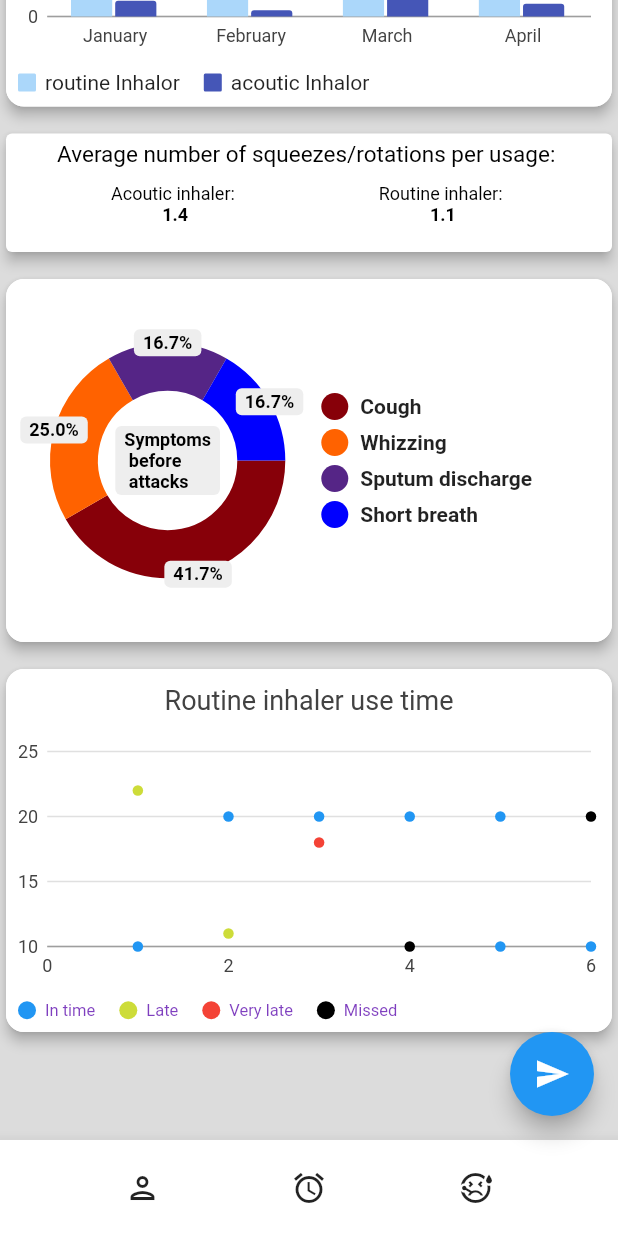
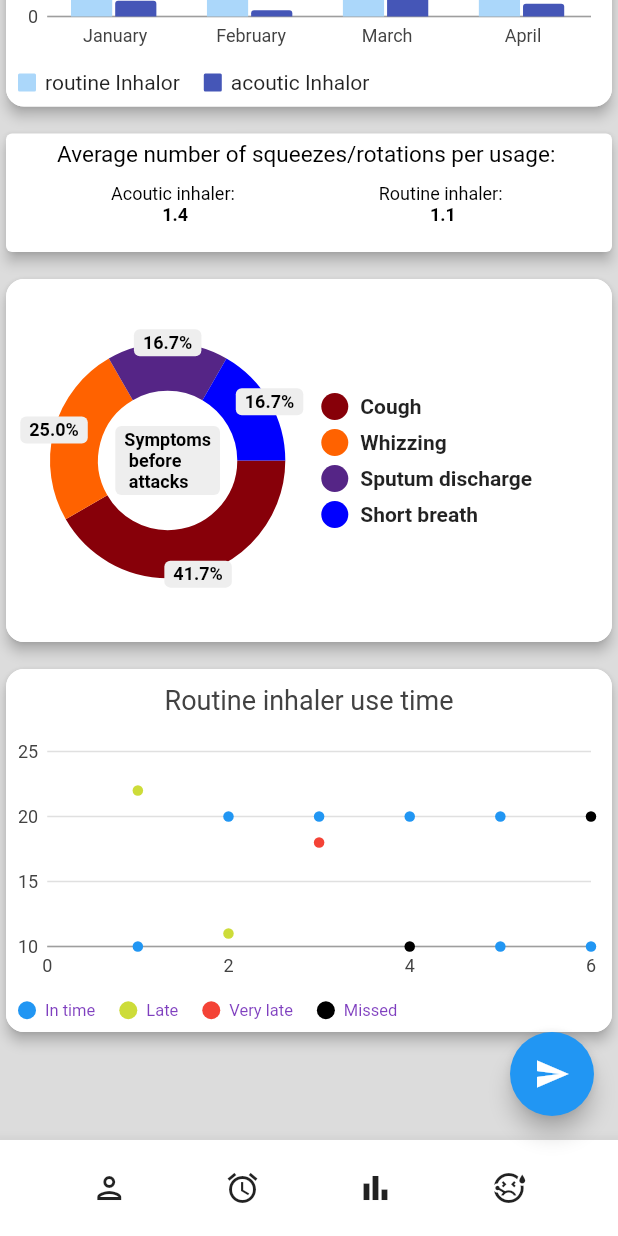
Before and after one commit to hannak24/RespiTrack, a Flutter app: the screen it shows after launch, scrolled down 400 dp, on a phone screen of 412 x 824 dp. Run offline on Flutter 3.47's test engine with Material 2 defaults, Android fonts, the phone set to English and light mode, and no system bars; drawn by our look-alikes of pie_chart; our stand-ins replace charts_flutter; network calls fail; Roboto replaces fonts that are missing (Georgia).

Commit message:
adding chart bar icon

```diff
--- a/lib/main.dart
+++ b/lib/main.dart
@@ -32,6 +32,10 @@ class SliverAppBarExample extends StatefulWidget {
 class _SliverAppBarExampleState extends State<SliverAppBarExample> {
   static const IconData alarm = IconData(0xe072, fontFamily: 'MaterialIcons');
   static const IconData create = IconData(0xe19d, fontFamily: 'MaterialIcons');
+  static const _kFontFam = 'MyFlutterApp';
+  static const String? _kFontPkg = null;
+  static const IconData graph = IconData(0xf35a, fontFamily: _kFontFam, fontPackage: _kFontPkg);
+  static const IconData bar_chart = IconData(0xe0cc, fontFamily: 'MaterialIcons');
 
   // pie chart data:
   final dataMap = <String, double>{
@@ -755,6 +759,16 @@ class _SliverAppBarExampleState extends State<SliverAppBarExample> {
                 mainAxisSize: MainAxisSize.min,
                 children: <Widget>[
                   IconButton(
+                    icon: const Icon(_SliverAppBarExampleState.bar_chart),
+                    onPressed: () {_pushSetMedicineAlarm();},
+                    tooltip: "Medicines statistics",
+                  ),
+                ],
+              ),
+              Row(
+                mainAxisSize: MainAxisSize.min,
+                children: <Widget>[
+                  IconButton(
                     icon: const Icon(Icons.sick_outlined),
                     onPressed: () {},
                     tooltip: "add symptom entry",
--- a/pubspec.yaml
+++ b/pubspec.yaml
@@ -22,6 +22,8 @@ version: 1.0.0+1
 
 environment:
   sdk: '>=2.18.2 <3.0.0'
+  #sdk:  '>=2.12.0 <3.0.0'
+
 
 # Dependencies specify other packages that your package needs in order to work.
 # To automatically upgrade your package dependencies to the latest versions
@@ -30,7 +32,7 @@ environment:
 # the latest version available on pub.dev. To see which dependencies have newer
 # versions available, run `flutter pub outdated`.
 dependencies:
-  intl: ^0.16.1
+
   flutter:
     sdk: flutter
 
```
Also changed, not shown: pubspec.lock, 1 other file.
